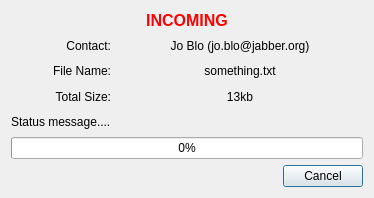
Above: plugins/filetransfer/ftprogressdialog.ui from xjohncz/saje before the change. Below: the same form after it.
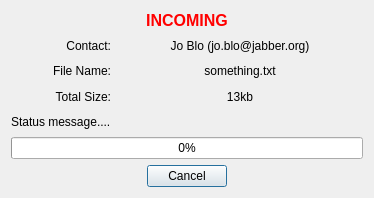
That is the form after the change.

The edit to the form file:
```diff
--- a/plugins/filetransfer/ftprogressdialog.ui
+++ b/plugins/filetransfer/ftprogressdialog.ui
@@ -197,6 +197,19 @@
        </property>
       </widget>
      </item>
+     <item>
+      <spacer name="horizontalSpacer_2">
+       <property name="orientation">
+        <enum>Qt::Horizontal</enum>
+       </property>
+       <property name="sizeHint" stdset="0">
+        <size>
+         <width>40</width>
+         <height>20</height>
+        </size>
+       </property>
+      </spacer>
+     </item>
     </layout>
    </item>
   </layout>
```
